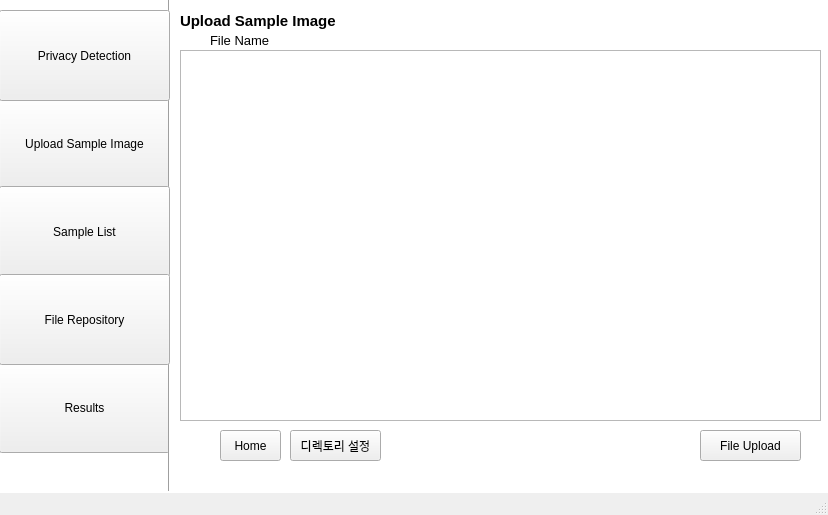
The window that app/gui/UI/ui_1.ui (CSID-DGU/2023-1-CECD3-Sugar-4) describes before a commit, drawn with Qt 5.
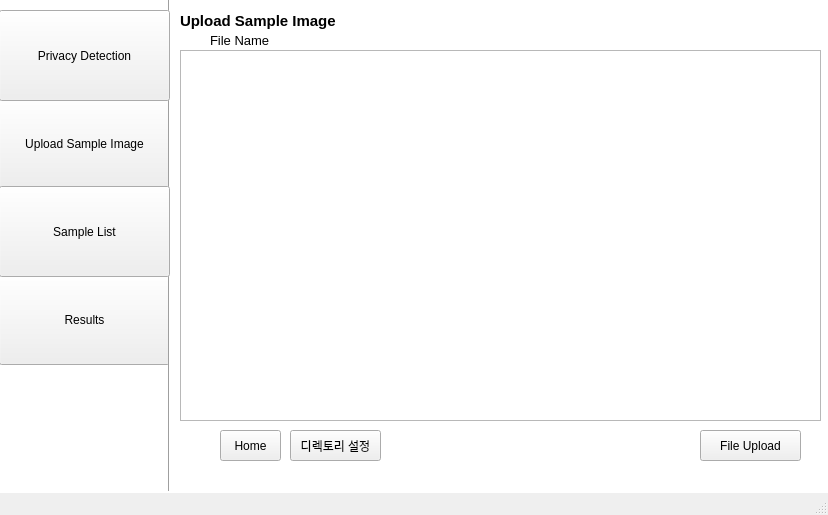
The same window after the commit.

```diff
--- a/app/gui/UI/ui_1.ui
+++ b/app/gui/UI/ui_1.ui
@@ -53,7 +53,7 @@
     <property name="geometry">
      <rect>
       <x>-1</x>
-      <y>362</y>
+      <y>274</y>
       <width>171</width>
       <height>91</height>
      </rect>
@@ -178,19 +178,6 @@
      <string>Sample List</string>
     </property>
    </widget>
-   <widget class="QPushButton" name="pushButton_7">
-    <property name="geometry">
-     <rect>
-      <x>-1</x>
-      <y>274</y>
-      <width>171</width>
-      <height>91</height>
-     </rect>
-    </property>
-    <property name="text">
-     <string>File Repository</string>
-    </property>
-   </widget>
    <widget class="QPushButton" name="pushButton_8">
     <property name="geometry">
      <rect>
```
